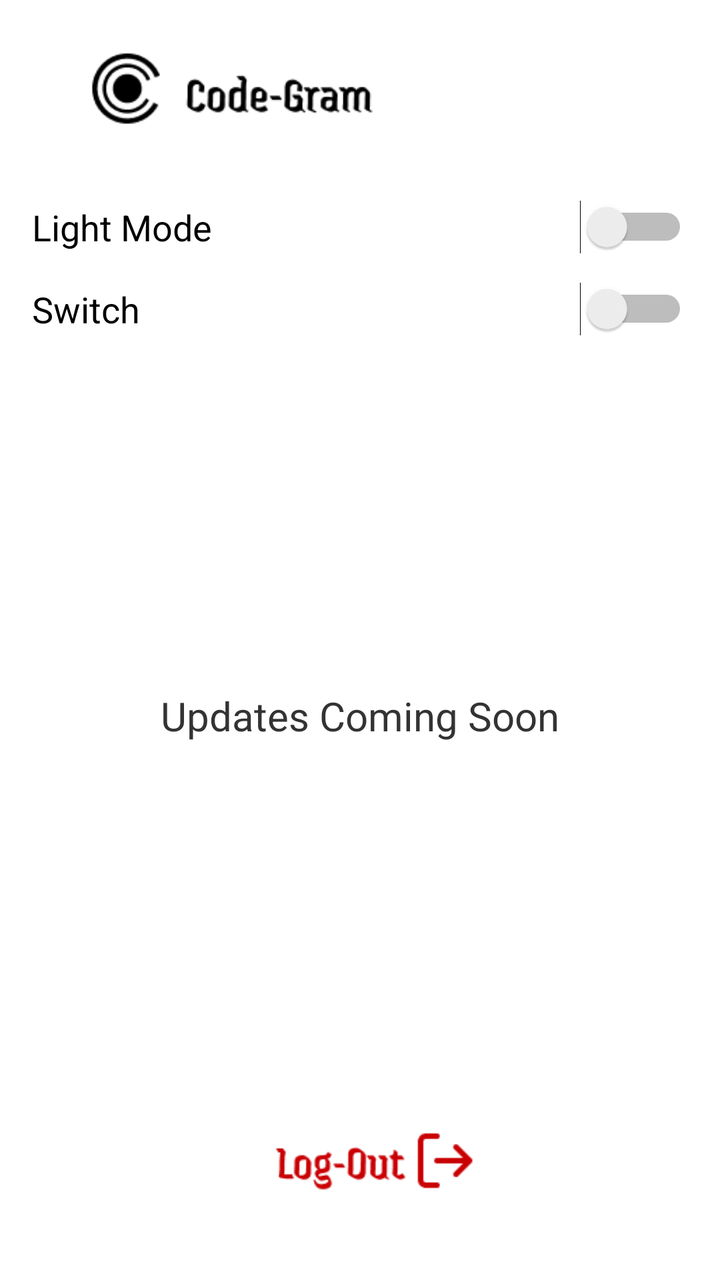
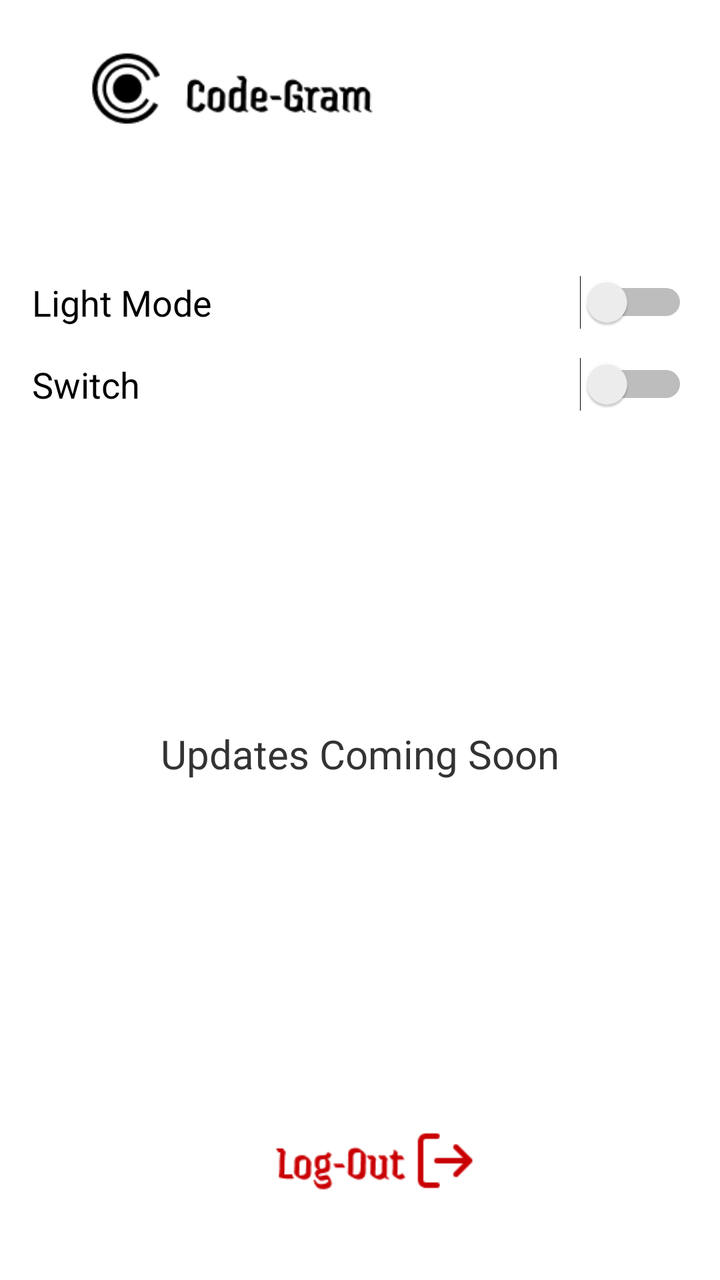

Compare the two renders of this Android layout. The source of the first and the diff that turns it into the second are given below.
<!-- AndroidManifest.xml: application theme Theme.Ser210finalclient -->
<!-- res/layout/fragment_settings.xml -->
<?xml version="1.0" encoding="utf-8"?>
<LinearLayout xmlns:android="http://schemas.android.com/apk/res/android"
    android:layout_width="match_parent"
    android:layout_height="match_parent"
    android:background="@color/screen_background"
    android:orientation="vertical"
    android:padding="16dp">

    <ImageView
        android:layout_width="220dp"
        android:layout_height="60dp"
        android:adjustViewBounds="true"
        android:contentDescription="@string/app_name"
        android:src="@drawable/top_bar_logo" />

    <LinearLayout
        android:layout_width="match_parent"
        android:layout_height="wrap_content"
        android:layout_marginTop="24dp"
        android:gravity="center_vertical"
        android:orientation="horizontal">

        <TextView
            android:layout_width="0dp"
            android:layout_height="wrap_content"
            android:layout_weight="1"
            android:text="Light Mode"
            android:textColor="@color/primary_text"
            android:textSize="18sp" />

        <Switch
            android:id="@+id/lightModeSwitch"
            android:layout_width="wrap_content"
            android:layout_height="wrap_content" />
    </LinearLayout>

    <LinearLayout
        android:layout_width="match_parent"
        android:layout_height="wrap_content"
        android:layout_marginTop="14dp"
        android:gravity="center_vertical"
        android:orientation="horizontal">

        <TextView
            android:layout_width="0dp"
            android:layout_height="wrap_content"
            android:layout_weight="1"
            android:text="Switch"
            android:textColor="@color/primary_text"
            android:textSize="18sp" />

        <Switch
            android:id="@+id/placeholderSwitch"
            android:layout_width="wrap_content"
            android:layout_height="wrap_content" />
    </LinearLayout>

    <TextView
        android:layout_width="match_parent"
        android:layout_height="0dp"
        android:layout_weight="1"
        android:gravity="center"
        android:text="Updates Coming Soon"
        android:textColor="@color/secondary_text"
        android:textSize="20sp" />

    <ImageButton
        android:id="@+id/logoutButton"
        android:layout_width="220dp"
        android:layout_height="64dp"
        android:layout_gravity="center_horizontal"
        android:layout_marginBottom="12dp"
        android:background="@android:color/transparent"
        android:contentDescription="Log Out"
        android:scaleType="fitCenter"
        android:src="@drawable/logout_light" />

</LinearLayout>
<!-- resources referenced by this layout -->
<resources>
  <color name="primary_text">#FF000000</color>
  <color name="screen_background">#FFFFFFFF</color>
  <color name="secondary_text">#FF333333</color>
  <!-- drawable logout_light: png bitmap (drawable, 2463 bytes) -->
  <!-- drawable top_bar_logo (drawable) -->
  <?xml version="1.0" encoding="utf-8"?>
  <bitmap xmlns:android="http://schemas.android.com/apk/res/android"
      android:gravity="center"
      android:src="@drawable/top_bar_logo_light" />
  <string name="app_name">ser210-final-client</string>
  <style name="Theme.Ser210finalclient" parent="Theme.MaterialComponents.DayNight.NoActionBar" />
  <!-- drawable top_bar_logo_light: png bitmap (drawable, 2796 bytes) -->
</resources>

<!-- the commit's change to res/layout/fragment_settings.xml (unified diff, before → after) -->
@@ -12,6 +12,14 @@
         android:adjustViewBounds="true"
         android:contentDescription="@string/app_name"
         android:src="@drawable/top_bar_logo" />
+
+    <TextView
+        android:id="@+id/settingsLoggedInAsText"
+        android:layout_width="match_parent"
+        android:layout_height="wrap_content"
+        android:layout_marginTop="16dp"
+        android:textColor="@color/primary_text"
+        android:textSize="16sp" />
 
     <LinearLayout
         android:layout_width="match_parent"
